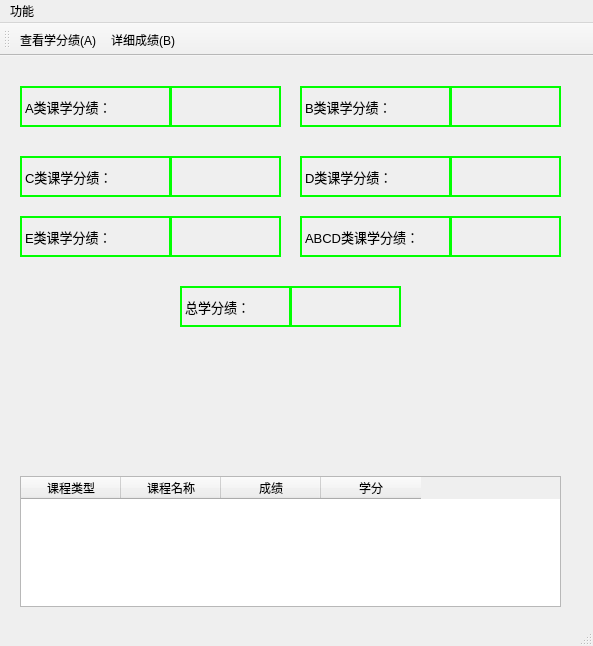
Old version of the form NKer/mainwindow.ui in the repository chendante/NKer-Qt.
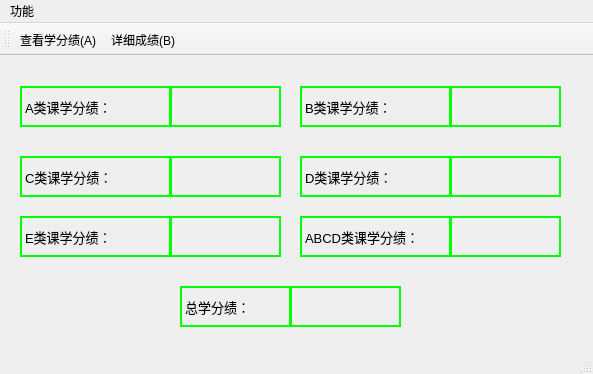
New version of the form.

```diff
--- a/NKer/mainwindow.ui
+++ b/NKer/mainwindow.ui
@@ -7,7 +7,7 @@
     <x>0</x>
     <y>0</y>
     <width>593</width>
-    <height>646</height>
+    <height>374</height>
    </rect>
   </property>
   <property name="windowTitle">
@@ -294,36 +294,6 @@
      <string>总学分绩：</string>
     </property>
    </widget>
-   <widget class="QTableWidget" name="tableWidget">
-    <property name="geometry">
-     <rect>
-      <x>20</x>
-      <y>420</y>
-      <width>541</width>
-      <height>131</height>
-     </rect>
-    </property>
-    <column>
-     <property name="text">
-      <string>课程类型</string>
-     </property>
-    </column>
-    <column>
-     <property name="text">
-      <string>课程名称</string>
-     </property>
-    </column>
-    <column>
-     <property name="text">
-      <string>成绩</string>
-     </property>
-    </column>
-    <column>
-     <property name="text">
-      <string>学分</string>
-     </property>
-    </column>
-   </widget>
   </widget>
   <widget class="QMenuBar" name="menuBar">
    <property name="geometry">
```
